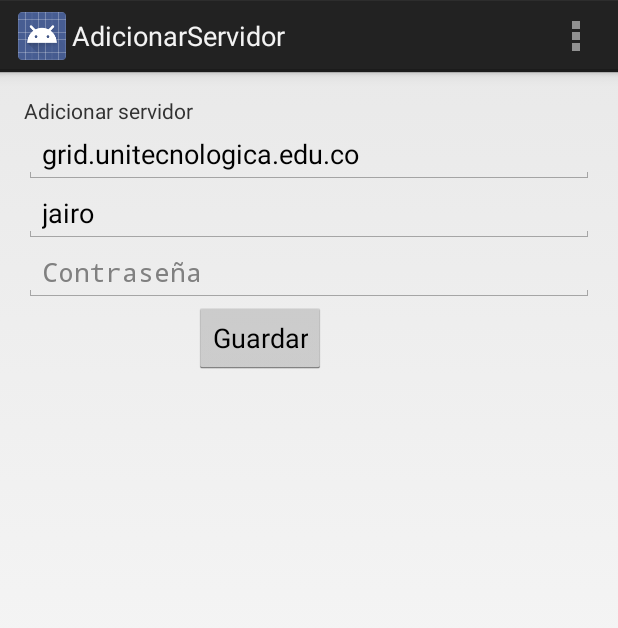
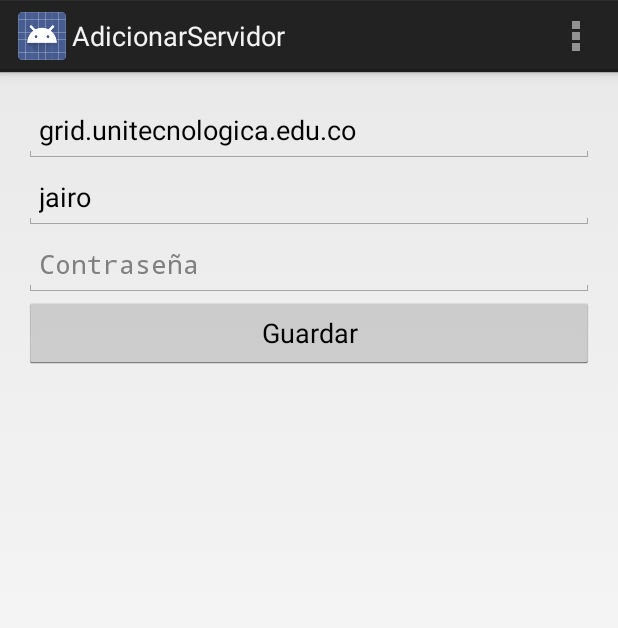
Before and after one commit to jairoserrano/SimpleStatusServer, an Android app: the screen it shows after launch (AdicionarServidor), after a tap on "Conectar", on a phone screen of 412 x 824 dp. Shown: the top 628 px of the screen. Run offline under Robolectric (Android 15) with nearby library versions, the phone set to English and light mode, and no system bars; pictures from the network do not load.

```diff
--- a/app/src/main/java/com/jairoesc/simpleserver/simpleserver/ServerActivity.java
+++ b/app/src/main/java/com/jairoesc/simpleserver/simpleserver/ServerActivity.java
@@ -11,8 +11,10 @@ import android.view.View;
 import android.view.View.OnClickListener;
 import android.webkit.WebSettings;
 import android.webkit.WebView;
+import android.widget.ArrayAdapter;
 import android.widget.Button;
 import android.widget.EditText;
+import android.widget.Spinner;
 import android.widget.Switch;
 import android.widget.TextView;
 
@@ -24,32 +26,32 @@ import com.jcraft.jsch.Session;
 
 import java.io.IOException;
 import java.io.InputStream;
+import java.util.List;
 
 public class ServerActivity extends Activity {
-
-    private TextView logOut;
-    private Button   btnConnect;
-    private EditText hostname;
-    private EditText username;
-    private EditText password;
 
     @Override
     protected void onCreate(Bundle savedInstanceState) {
         super.onCreate(savedInstanceState);
         setContentView(R.layout.activity_server);
 
-        btnConnect = (Button) findViewById(R.id.button);
-        hostname = (EditText) findViewById(R.id.edthostname);
-        username = (EditText) findViewById(R.id.edtusername);
-        password = (EditText) findViewById(R.id.edtpassword);
+        ServerSQLiteHelper db = new ServerSQLiteHelper(this);
+
+        Spinner spinner = (Spinner) findViewById(R.id.spinner);
+        List<ServerInfo> list = db.getAllServers();
+
+        ArrayAdapter<ServerInfo> dataAdapter = new ArrayAdapter<ServerInfo>
+                (this, android.R.layout.simple_spinner_item,list);
+
+        dataAdapter.setDropDownViewResource
+                (android.R.layout.simple_spinner_dropdown_item);
+
+        spinner.setAdapter(dataAdapter);
+
 
     }
     public void ConnectClick(View v) {
-        /*ServerInfo info = new ServerInfo(
-                hostname.getText().toString(),
-                username.getText().toString(),
-                password.getText().toString()
-        );*/
+        //ServerInfo info = new ServerInfo("","","");
         //new openSSHConnection().execute(info);
         Intent intent = new Intent(getApplicationContext(), AdicionarServidor.class);
         startActivity(intent);
@@ -79,55 +81,13 @@ public class ServerActivity extends Activity {
 
         @Override
         protected ServerInfo doInBackground(ServerInfo... info) {
-
-            try {
-                JSch jsch = new JSch();
-
-                Session session = jsch.getSession(info[0].getUsername(), info[0].getHostname(), 22);
-                session.setPassword(info[0].getPassword());
-
-                java.util.Properties config = new java.util.Properties();
-                config.put("StrictHostKeyChecking", "no");
-                session.setConfig(config);
-
-                session.connect();
-                Channel channel = session.openChannel("exec");
-                ((ChannelExec) channel).setCommand("free -m");
-                channel.setInputStream(null);
-                ((ChannelExec) channel).setErrStream(null);
-                InputStream in = channel.getInputStream();
-
-                channel.connect();
-                byte[] tmp = new byte[1024];
-                while (true) {
-                    while (in.available() > 0) {
-                        int i = in.read(tmp, 0, 1024);
-                        if (i < 0) break;
-                        info[0].setMeminfo(new String(tmp, 0, i));
-                    }
-                    if (channel.isClosed()) {
-                        if (in.available() > 0) continue;
-                        info[0].setError("exit-status: " + channel.getExitStatus());
-                        break;
-                    }
-                    try {
-                        Thread.sleep(1000);
-                    } catch (Exception ee) {
-                    }
-                }
-                channel.disconnect();
-                session.disconnect();
-            } catch (JSchException e) {
-                info[0].setError(e.getMessage());
-            } catch (IOException e) {
-                info[0].setError(e.getMessage());
-            }
+            SSHConnection conn = new SSHConnection(info[0]);
+            info[0] = conn.CaptureOutput("free -m");
             return info[0];
         }
 
         protected void onPostExecute(ServerInfo info) {
-            WebView webview = (WebView) findViewById(R.id.webView);
-            Double[] prc = info.getMeminfo();
+            //WebView webview = (WebView) findViewById(R.id.webView);
             String content = "<html>"
                     + "  <head>"
                     + "    <script type='text/javascript' src='https://www.google.com/jsapi'></script>"
@@ -137,9 +97,9 @@ public class ServerActivity extends Activity {
                     + "         function drawChart() { "
                     + "             var data = google.visualization.arrayToDataTable([ "
                     + "                     ['Memoria', 'en KBs'],"
-                    + "                     ['Total', " + prc[0].toString() + "], "
-                    + "                     ['Libre', " + prc[1].toString() + "], "
-                    + "                     ['Cacheada', "   + prc[2].toString() + "] "
+                    + "                     ['Total', " + info.getMemTotal() + "], "
+                    + "                     ['Libre', " + info.getMemFree() + "], "
+                    + "                     ['Cache', "   + info.getMemCache() + "] "
                     + "                 ]); "
                     + "             var options = { "
                     + "                     legend: 'none', "
@@ -148,35 +108,18 @@ public class ServerActivity extends Activity {
                     + "                     pieStartAngle: 100, "
                     + "                 }; "
                     + "             var chart = new google.visualization.PieChart(document.getElementById('piechart')); "
-                    + "             chart.draw(data, options); "
-                    + "             var data2 = google.visualization.arrayToDataTable([ "
-                    + "                     ['CPU', 'en KBs'],"
-                    + "                     ['Total', " + prc[0].toString() + "], "
-                    + "                     ['Libre', " + prc[1].toString() + "], "
-                    + "                     ['Cacheada', "   + prc[2].toString() + "] "
-                    + "                 ]); "
-                    + "             var options2 = { "
-                    + "                     legend: 'none', "
-                    + "                     pieSliceText: 'label', "
-                    + "                     title: 'Uso de la CPU', "
-                    + "                     pieStartAngle: 100, "
-                    + "                 }; "
-                    + "             var chart2 = new google.visualization.PieChart(document.getElementById('piechart2')); "
-                    + "             chart2.draw(data2, options2); "                    + "          } "
                     + "    </script>"
                     + "  </head>"
                     + "  <body>"
                     + "    <div id='piechart' style='width: 49%; height: 100%; float:left;'></div>"
-                    + "    <div id='piechart2' style='width: 49%; height: 100%; float:left;'></div>"
                     + "  </body>" + "</html>";
             Log.v("proceso",content);
-            WebSettings webSettings = webview.getSettings();
-            webSettings.setJavaScriptEnabled(true);
-            webview.requestFocusFromTouch();
-            webview.loadDataWithBaseURL( "file:///android_asset/", content, "text/html", "utf-8", null );
+            //WebSettings webSettings = webview.getSettings();
+            //webSettings.setJavaScriptEnabled(true);
+            //webview.requestFocusFromTouch();
+            //webview.loadDataWithBaseURL( "file:///android_asset/", content, "text/html", "utf-8", null );
         }
 
     }
 
-
 }
--- a/app/src/main/java/com/jairoesc/simpleserver/simpleserver/ServerSQLiteHelper.java
+++ b/app/src/main/java/com/jairoesc/simpleserver/simpleserver/ServerSQLiteHelper.java
@@ -16,7 +16,7 @@ import java.util.List;
 public class ServerSQLiteHelper extends SQLiteOpenHelper {
 
     // Database Version
-    private static final int DATABASE_VERSION = 2;
+    private static final int DATABASE_VERSION = 3;
     // Database Name
     private static final String DATABASE_NAME = "ServesDB";
 
@@ -29,7 +29,7 @@ public class ServerSQLiteHelper extends SQLiteOpenHelper {
     private static final String KEY_USERNAME = "username";
     private static final String KEY_PASSWORD = "password";
 
-    static final String CREATE_SERVER_TABLE = "CREATE TABLE servers ( " +
+    static final String CREATE_SERVER_TABLE = "CREATE TABLE server ( " +
             "id INTEGER PRIMARY KEY AUTOINCREMENT, hostname TEXT, "+
             "username TEXT, password TEXT )";
 
@@ -53,26 +53,21 @@ public class ServerSQLiteHelper extends SQLiteOpenHelper {
         this.onCreate(db);
     }
 
-    public void addServerInfo(ServerInfo server){
-        //for logging
+    public long createServer(ServerInfo server) {
+
         Log.d("addServer", server.toString());
 
-        // 1. get reference to writable DB
         SQLiteDatabase db = this.getWritableDatabase();
 
-        // 2. create ContentValues to add key "column"/value
         ContentValues values = new ContentValues();
-        values.put(KEY_HOSTNAME, server.getHostname()); // get title
-        values.put(KEY_USERNAME, server.getUsername()); // get author
-        values.put(KEY_PASSWORD, server.getPassword()); // get author
+        values.put(KEY_HOSTNAME, server.getHostname());
+        values.put(KEY_USERNAME, server.getUsername());
+        values.put(KEY_PASSWORD, server.getPassword());
 
-        // 3. insert
-        db.insert(TABLE_SERVER, // table
-                null, //nullColumnHack
-                values); // key/value -> keys = column names/ values = column values
+        // insert row
+        long todo_id = db.insert(TABLE_SERVER, null, values);
 
-        // 4. close
-        db.close();
+        return todo_id;
     }
 
     public ServerInfo getServer(int id){
@@ -110,7 +105,7 @@ public class ServerSQLiteHelper extends SQLiteOpenHelper {
     }
 
     // Get All ServerInfo
-    public List<ServerInfo> getAllServerInfo() {
+    public List<ServerInfo> getAllServers() {
         List<ServerInfo> ServerInfo = new LinkedList<ServerInfo>();
 
         // 1. build the query
@@ -135,7 +130,7 @@ public class ServerSQLiteHelper extends SQLiteOpenHelper {
             } while (cursor.moveToNext());
         }
 
-        Log.d("getAllServerInfo()", ServerInfo.toString());
+        Log.d("getAllServers()", ServerInfo.toString());
 
         // return ServerInfo
         return ServerInfo;
--- a/app/src/main/res/layout/activity_adicionar_servidor.xml
+++ b/app/src/main/res/layout/activity_adicionar_servidor.xml
@@ -1,29 +1,23 @@
-<RelativeLayout xmlns:android="http://schemas.android.com/apk/res/android"
+<LinearLayout xmlns:android="http://schemas.android.com/apk/res/android"
     xmlns:tools="http://schemas.android.com/tools"
-    android:layout_width="match_parent"
-    android:layout_height="match_parent"
+    android:layout_width="fill_parent"
+    android:layout_height="fill_parent"
     android:paddingLeft="@dimen/activity_horizontal_margin"
     android:paddingRight="@dimen/activity_horizontal_margin"
     android:paddingTop="@dimen/activity_vertical_margin"
     android:paddingBottom="@dimen/activity_vertical_margin"
-    tools:context="com.jairoesc.simpleserver.simpleserver.AdicionarServidor">
-
-    <TextView
-        android:text="@string/add_server"
-        android:layout_width="wrap_content"
-        android:layout_height="wrap_content"
-        android:id="@+id/textView" />
+    tools:context="com.jairoesc.simpleserver.simpleserver.AdicionarServidor"
+    android:orientation="vertical">
 
     <EditText
             android:layout_width="match_parent"
             android:layout_height="wrap_content"
             android:inputType="textPersonName"
-        android:ems="10"
             android:id="@+id/editText"
             android:hint="Dirección del servidor"
             android:text="grid.unitecnologica.edu.co"
-        android:layout_below="@+id/textView"
-        android:layout_centerHorizontal="true" />
+            android:autoText="false"
+        android:padding="10dp" />
 
     <EditText
             android:layout_width="match_parent"
@@ -32,8 +26,7 @@
             android:hint="Usuario"
             android:inputType="text"
             android:text="jairo"
-        android:layout_below="@+id/editText"
-        android:layout_centerHorizontal="true" />
+        android:padding="10dp" />
 
     <EditText
         android:layout_width="match_parent"
@@ -43,16 +36,16 @@
         android:id="@+id/editText3"
         android:layout_gravity="center_horizontal"
         android:hint="Contraseña"
-        android:layout_below="@+id/editText2"
-        android:layout_centerHorizontal="true" />
+        android:padding="10dp"
+        android:autoText="false" />
 
     <Button
-        android:layout_width="wrap_content"
+            android:layout_width="match_parent"
             android:layout_height="wrap_content"
             android:text="@string/save"
             android:id="@+id/button"
-        android:layout_below="@+id/editText3"
-        android:layout_toRightOf="@+id/textView"
-        android:layout_toEndOf="@+id/textView" />
+        android:padding="10dp"
+        android:layout_gravity="center_horizontal"
+        android:onClick="SaveServerClick" />
 
-</RelativeLayout>
+</LinearLayout>
```
Also changed, not shown: app/src/main/java/com/jairoesc/simpleserver/simpleserver/AdicionarServidor.java (+10 -3 lines), app/src/main/java/com/jairoesc/simpleserver/simpleserver/SSHConnection.java (added, +69 -0 lines), app/src/main/java/com/jairoesc/simpleserver/simpleserver/ServerInfo.java (+88 -32 lines), app/src/main/res/layout-land/activity_server.xml (deleted, +0 -66 lines), app/src/main/res/layout/activity_server.xml (+16 -29 lines), 2 other files. Lines whose indentation alone changed are shown as unchanged.
